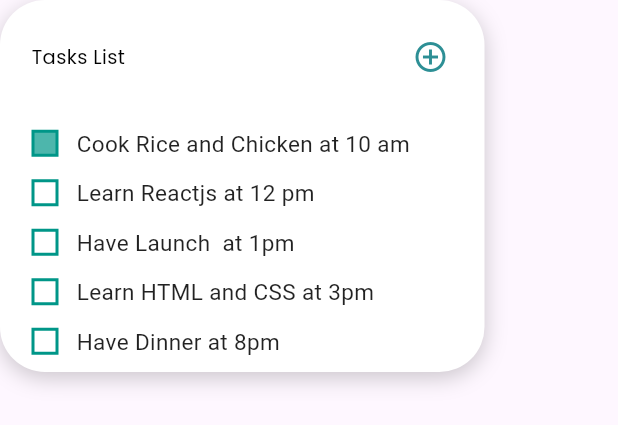
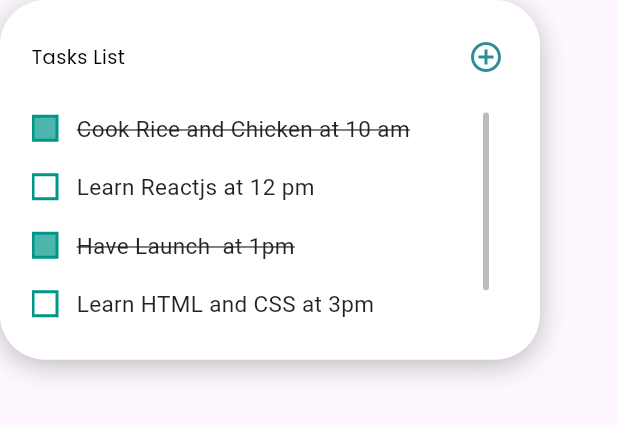
Before and after one commit to mazdon9/todo_app, a Flutter app: the TaskListView widget shown alone on an empty page, opened directly, on a phone screen of 412 x 824 dp. Shown: the top 425 px of the screen. Run offline on Flutter 3.47's test engine with Material 3 defaults, Android fonts, the phone set to English and light mode, and no system bars; our stand-ins replace dotted_border; missing offline and left inert: animated_analog_clock.

Commit message:
refactor: refactor login, dashboard screen

```diff
--- a/lib/constants/app_color_path.dart
+++ b/lib/constants/app_color_path.dart
@@ -5,4 +5,5 @@ class AppColorPath {
   static final Color blue = Color(0xFF50C2C9);
   static final Color white = Color(0xFFFFFFFF);
   static final Color lightWhite = Color(0xFFF6F6F6);
+  static final Color darkBlue = Color(0xFF2B8E94);
 }
--- /dev/null
+++ b/lib/constants/app_data.dart
@@ -0,0 +1,11 @@
+import 'package:todo_app/models/task.dart';
+
+class AppData {
+  static final List<Task> tasksList = [
+    Task(title: "Cook Rice and Chicken at 10 am", isCompleted: true),
+    Task(title: "Learn Reactjs at 12 pm", isCompleted: false),
+    Task(title: "Have Launch  at 1pm", isCompleted: true),
+    Task(title: "Learn HTML and CSS at 3pm", isCompleted: false),
+    Task(title: "Have Dinner at 8pm", isCompleted: true),
+  ];
+}
--- /dev/null
+++ b/lib/models/task.dart
@@ -0,0 +1,6 @@
+class Task {
+  final String title;
+  bool isCompleted;
+
+  Task({required this.title, this.isCompleted = false});
+}
--- a/lib/screens/dashboard_screen.dart
+++ b/lib/screens/dashboard_screen.dart
@@ -1,9 +1,10 @@
 import 'package:animated_analog_clock/animated_analog_clock.dart';
 import 'package:flutter/material.dart';
-import 'package:todo_app/components/app_event_changes.dart';
 import 'package:todo_app/components/app_text.dart';
+import 'package:todo_app/components/app_text_field.dart';
 import 'package:todo_app/components/app_text_style.dart';
 import 'package:todo_app/constants/app_color_path.dart';
+import 'package:todo_app/constants/app_data.dart';
 import 'package:todo_app/constants/app_image_path.dart';
 
 class DashBoardScreen extends StatefulWidget {
@@ -16,20 +17,18 @@ class DashBoardScreen extends StatefulWidget {
 class _DashBoardScreenState extends State<DashBoardScreen> {
   @override
   Widget build(BuildContext context) {
+    final size = MediaQuery.of(context).size;
+
     return Scaffold(
       body: Column(
         children: [
           Stack(
             children: [
               Container(
-                width: MediaQuery.of(context).size.width,
-                height: 307,
-                color: Color(0xff50C2C9),
-              ),
-              Padding(
-                padding: const EdgeInsets.only(top: 128, bottom: 39),
-                child: Align(
-                  alignment: Alignment.topCenter,
+                width: size.width,
+                height: ((307 / 852) * size.height),
+                color: AppColorPath.blue,
+                padding: EdgeInsets.only(top: ((133 / 852) * size.height)),
                 child: Column(
                   mainAxisSize: MainAxisSize.min,
                   children: [
@@ -39,7 +38,7 @@ class _DashBoardScreenState extends State<DashBoardScreen> {
                       decoration: BoxDecoration(
                         shape: BoxShape.circle,
                         border: Border.all(
-                            color: Color(0xff2B8E94),
+                          color: AppColorPath.darkBlue,
                           width: 2.0,
                         ),
                       ),
@@ -60,35 +59,26 @@ class _DashBoardScreenState extends State<DashBoardScreen> {
                   ],
                 ),
               ),
-              ),
-
-              Align(
-                alignment: Alignment.topLeft,
-                child: Image.asset(AppImagePath.bgTopLeftCirclesImg),
-              ),
+              Image.asset(AppImagePath.bgTopLeftCirclesImg),
             ],
           ),
           SizedBox(height: 25),
           Padding(
             padding: const EdgeInsets.only(right: 25.0),
-            child: Align(alignment: Alignment.topRight, child: Greeting()),
+            child: Align(
+              alignment: Alignment.topRight,
+              child: AppText(
+                title: _getGreetingMessage(),
+                style: AppTextStyle.textFont12W600,
+              ),
+            ),
           ),
           SizedBox(
             width: 100,
             height: 100,
-            child: AnimatedAnalogClock(
-              location: 'Australia/Darwin',
-              size: 100,
-              backgroundColor: Color(0xff1E1E26),
-              hourHandColor: Colors.lightBlueAccent,
-              minuteHandColor: Colors.lightBlueAccent,
-              secondHandColor: Colors.amber,
-              centerDotColor: Colors.amber,
-              hourDashColor: Colors.lightBlue,
-              minuteDashColor: Colors.blueAccent,
+            child: AnimatedAnalogClock(size: 100),
           ),
-          ),
-          SizedBox(height: 24),
+          SizedBox(height: 21),
           Padding(
             padding: const EdgeInsets.only(left: 27.0),
             child: Align(
@@ -105,6 +95,19 @@ class _DashBoardScreenState extends State<DashBoardScreen> {
       ),
     );
   }
+
+  String _getGreetingMessage() {
+    final now = DateTime.now();
+    final hour = now.hour;
+
+    if (hour < 12) {
+      return 'Good Morning';
+    } else if (hour < 17) {
+      return 'Good Afternoon';
+    } else {
+      return 'Good Evening';
+    }
+  }
 }
 
 class TaskListView extends StatelessWidget {
@@ -112,17 +115,19 @@ class TaskListView extends StatelessWidget {
 
   @override
   Widget build(BuildContext context) {
+    final size = MediaQuery.of(context).size;
+
     return Container(
-      width: 323,
-      height: 248,
-      padding: const EdgeInsets.only(top: 26, left: 21),
+      width: size.width - 31 - 21,
+      height: ((248 / 852) * size.height),
+      padding: const EdgeInsets.only(top: 26, left: 21, bottom: 20, right: 24),
       decoration: BoxDecoration(
         color: Colors.white,
         borderRadius: BorderRadius.circular(30),
         boxShadow: [
           BoxShadow(
-            color: Colors.black.withValues(alpha: 0.2),
-            blurRadius: 12,
+            color: AppColorPath.black.withValues(alpha: 0.25),
+            blurRadius: 15,
             offset: Offset(0, 4),
           ),
         ],
@@ -132,27 +137,45 @@ class TaskListView extends StatelessWidget {
           Row(
             mainAxisAlignment: MainAxisAlignment.spaceBetween,
             children: [
-              Align(
-                alignment: Alignment.topLeft,
+              AppText(title: 'Tasks List', style: AppTextStyle.textFont13W400),
+              GestureDetector(
+                onTap: () {
+                  /// show dialog with textfield
+                  showDialog(
+                    context: context,
+                    builder: (context) {
+                      return AlertDialog(
+                        title: AppText(
+                          title: 'Tasks List',
+                          style: AppTextStyle.textFont18W600,
+                        ),
+                        content: AppTextField(hintText: 'Enter your email'),
+                        actions: [
+                          TextButton(
+                            onPressed: () {
+                              Navigator.pop(context);
+                            },
                             child: AppText(
-                  title: 'Tasks List',
-                  style: AppTextStyle.textFont13W400,
-                ),
-              ),
-              Padding(
-                padding: const EdgeInsets.only(right: 24.0),
-                child: Align(
-                  alignment: Alignment.topLeft,
-                  child: Icon(
-                    Icons.add_circle_outline,
-                    color: Color(0xff2D8F95),
-                    size: 24,
+                              title: 'Okay',
+                              style: AppTextStyle.textFont13W400.copyWith(
+                                color: AppColorPath.blue,
                               ),
                             ),
                           ),
                         ],
+                      );
+                    },
+                  );
+                },
+                child: Icon(
+                  Icons.add_circle_outline,
+                  color: AppColorPath.darkBlue,
+                  size: 24,
                 ),
-          SizedBox(height: 29),
+              ),
+            ],
+          ),
+          SizedBox(height: 25),
           TaskListOnly(),
         ],
       ),
@@ -160,52 +183,64 @@ class TaskListView extends StatelessWidget {
   }
 }
 
-class TaskListOnly extends StatelessWidget {
-  final List<String> tasks = [
-    "Cook Rice and Chicken at 10 am",
-    "Learn Reactjs at 12 pm",
-    "Have Launch  at 1pm",
-    "Learn HTML and CSS at 3pm",
-    "Have Dinner at 8pm",
-  ];
-  TaskListOnly({super.key});
+class TaskListOnly extends StatefulWidget {
+  const TaskListOnly({super.key});
 
+  @override
+  State<TaskListOnly> createState() => _TaskListOnlyState();
+}
+
+class _TaskListOnlyState extends State<TaskListOnly> {
   @override
   Widget build(BuildContext context) {
     return Expanded(
       child: Padding(
-        padding: const EdgeInsets.only(right: 34),
+        padding: const EdgeInsets.only(right: 10),
         child: Scrollbar(
           thumbVisibility: true,
           thickness: 4,
           radius: Radius.circular(10),
-          child: ListView.builder(
-            padding: EdgeInsets.only(right: 0),
-            itemCount: tasks.length,
+          child: ListView.separated(
+            padding: EdgeInsets.zero,
+            separatorBuilder: (context, index) => SizedBox(height: 18),
+            itemCount: AppData.tasksList.length,
             itemBuilder: (context, index) {
-              return Padding(
-                padding: const EdgeInsets.symmetric(vertical: 6.0),
-                child: Row(
+              return Row(
                 children: [
-                    // Fake checkbox
-                    Container(
+                  GestureDetector(
+                    onTap: () {
+                      setState(() {
+                        AppData.tasksList[index].isCompleted =
+                            !AppData.tasksList[index].isCompleted;
+                      });
+                    },
+                    child: Container(
                       width: 18,
                       height: 18,
                       margin: EdgeInsets.only(right: 12),
                       decoration: BoxDecoration(
                         border: Border.all(color: Colors.teal, width: 2),
                         color:
-                            index == 0 ? Colors.teal[300] : Colors.transparent,
+                            AppData.tasksList[index].isCompleted
+                                ? Colors.teal[300]
+                                : Colors.transparent,
+                      ),
                     ),
                   ),
                   Expanded(
-                      child: Text(
-                        tasks[index],
-                        style: TextStyle(fontSize: 15, color: Colors.black87),
+                    child: AppText(
+                      title: AppData.tasksList[index].title,
+                      style: TextStyle(
+                        fontSize: 15,
+                        color: Colors.black87,
+                        decoration:
+                            AppData.tasksList[index].isCompleted
+                                ? TextDecoration.lineThrough
+                                : null,
+                      ),
                     ),
                   ),
                 ],
-                ),
               );
             },
           ),
--- a/pubspec.yaml
+++ b/pubspec.yaml
@@ -34,7 +34,7 @@ dependencies:
   # The following adds the Cupertino Icons font to your application.
   # Use with the CupertinoIcons class for iOS style icons.
   cupertino_icons: ^1.0.8
-  dotted_border: ^3.0.1
+  dotted_border: ^2.1.0
   animated_analog_clock: ^0.2.1
 
 dev_dependencies:
```
Also changed, not shown: lib/components/app_event_changes.dart (deleted, +0 -24 lines), lib/screens/login_screen.dart (+17 -24 lines), pubspec.lock, 6 other files. Lines whose indentation alone changed are shown as unchanged.
